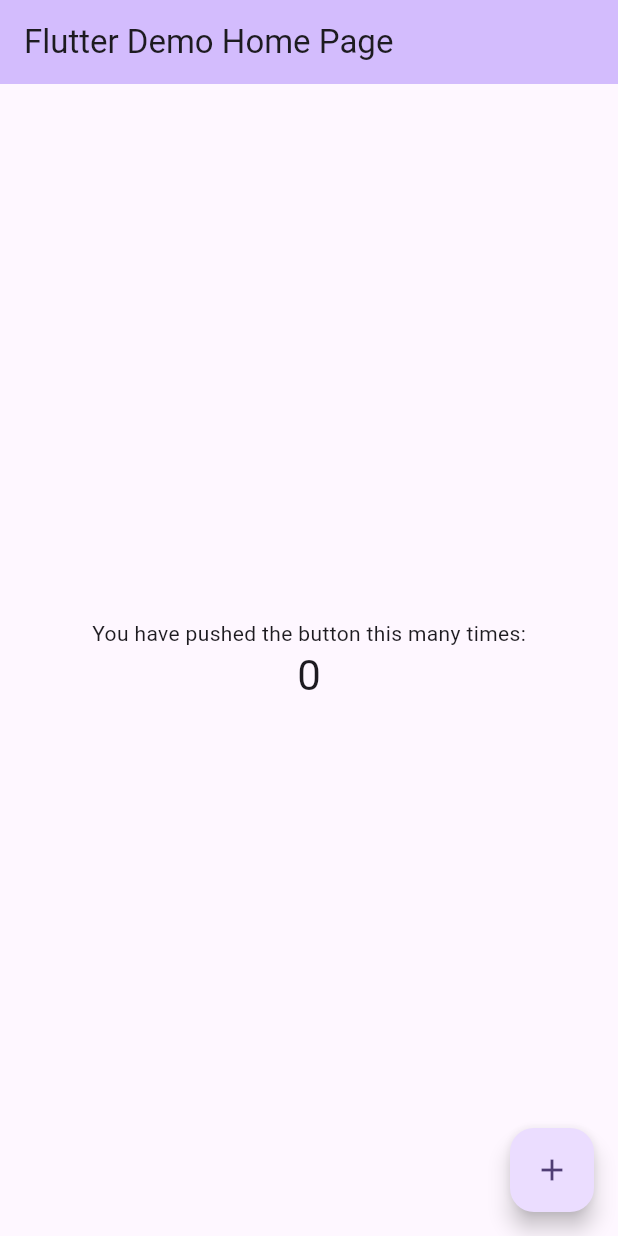
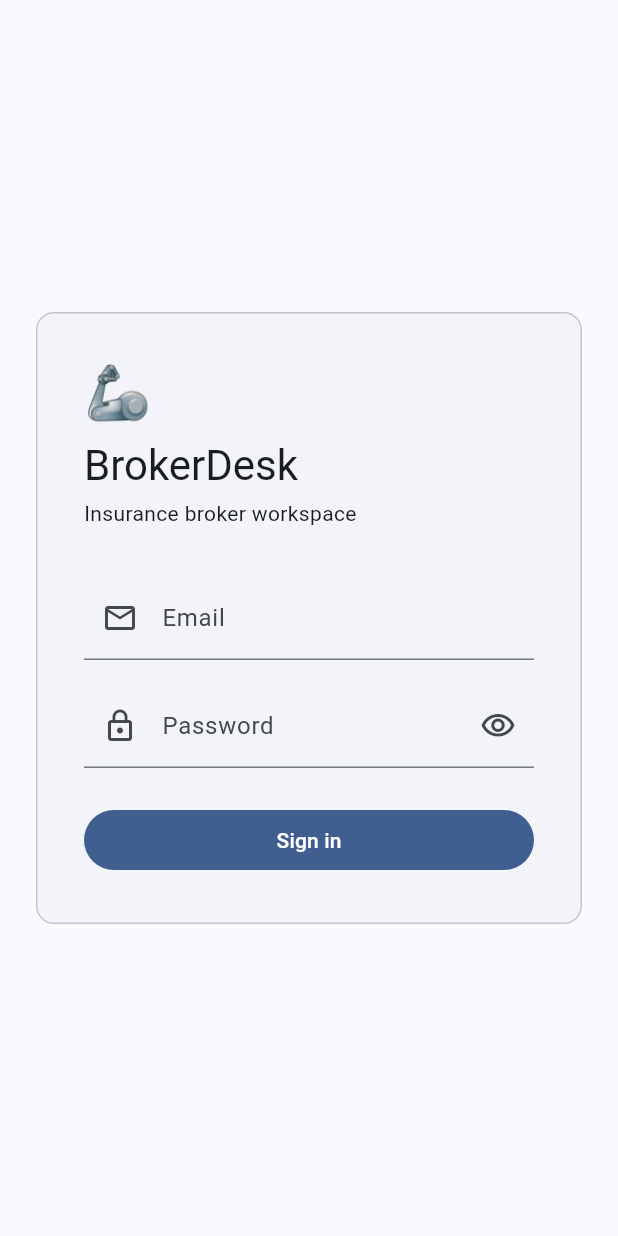
Before and after one commit to kdriedger/brokerdesk, a Flutter app: the screen it shows after launch, on a phone screen of 412 x 824 dp. Run offline on Flutter 3.47's test engine with Material 3 defaults, Android fonts, the phone set to English and light mode, and no system bars; our stand-ins replace dio, flutter_riverpod, go_router.

Commit message:
Flutter scaffold: riverpod/go_router/dio, auth state+API client, responsive shell, module screens

```diff
--- /dev/null
+++ b/frontend/lib/app.dart
@@ -0,0 +1,24 @@
+/// Root widget + routing + theme.
+library;
+
+import 'package:flutter/material.dart';
+import 'package:flutter_riverpod/flutter_riverpod.dart';
+
+import 'core/router/app_router.dart';
+import 'core/theme/app_theme.dart';
+
+class BrokerDeskApp extends ConsumerWidget {
+  const BrokerDeskApp({super.key});
+
+  @override
+  Widget build(BuildContext context, WidgetRef ref) {
+    final router = ref.watch(appRouterProvider);
+    return MaterialApp.router(
+      title: 'BrokerDesk',
+      debugShowCheckedModeBanner: false,
+      theme: AppTheme.light(),
+      darkTheme: AppTheme.dark(),
+      routerConfig: router,
+    );
+  }
+}
--- /dev/null
+++ b/frontend/lib/core/router/app_router.dart
@@ -0,0 +1,42 @@
+/// GoRouter setup with auth redirect + app shell.
+library;
+
+import 'package:flutter_riverpod/flutter_riverpod.dart';
+import 'package:go_router/go_router.dart';
+
+import '../auth/auth_state.dart';
+import '../../features/dashboard/dashboard_screen.dart';
+import '../../features/login/login_screen.dart';
+import '../../features/clients/clients_screen.dart';
+import '../../features/quotes/quotes_screen.dart';
+import '../../features/policies/policies_screen.dart';
+import '../../features/carriers/carriers_screen.dart';
+import '../../features/reports/reports_screen.dart';
+import '../shell/app_shell.dart';
+
+final appRouterProvider = Provider<GoRouter>((ref) {
+  return GoRouter(
+    initialLocation: '/dashboard',
+    redirect: (context, state) {
+      final authed = ref.read(authProvider).authenticated;
+      final onLogin = state.matchedLocation == '/login';
+      if (!authed && !onLogin) return '/login';
+      if (authed && onLogin) return '/dashboard';
+      return null;
+    },
+    routes: [
+      GoRoute(path: '/login', builder: (context, state) => const LoginScreen()),
+      ShellRoute(
+        builder: (context, state, child) => AppShell(child: child),
+        routes: [
+          GoRoute(path: '/dashboard', builder: (context, state) => const DashboardScreen()),
+          GoRoute(path: '/clients', builder: (context, state) => const ClientsScreen()),
+          GoRoute(path: '/quotes', builder: (context, state) => const QuotesScreen()),
+          GoRoute(path: '/policies', builder: (context, state) => const PoliciesScreen()),
+          GoRoute(path: '/carriers', builder: (context, state) => const CarriersScreen()),
+          GoRoute(path: '/reports', builder: (context, state) => const ReportsScreen()),
+        ],
+      ),
+    ],
+  );
+});
--- /dev/null
+++ b/frontend/lib/core/theme/app_theme.dart
@@ -0,0 +1,39 @@
+/// Application theme.
+library;
+
+import 'package:flutter/material.dart';
+
+class AppTheme {
+  AppTheme._();
+
+  static ThemeData light() => _base(Brightness.light);
+  static ThemeData dark() => _base(Brightness.dark);
+
+  static ThemeData _base(Brightness brightness) {
+    final scheme = ColorScheme.fromSeed(
+      seedColor: const Color(0xFF1565C0), // broker blue
+      brightness: brightness,
+    );
+    return ThemeData(
+      useMaterial3: true,
+      colorScheme: scheme,
+      scaffoldBackgroundColor:
+          brightness == Brightness.light ? scheme.surface : scheme.surface,
+      navigationRailTheme: NavigationRailThemeData(
+        backgroundColor: scheme.surfaceContainerLow,
+        indicatorColor: scheme.primaryContainer,
+      ),
+      cardTheme: CardThemeData(
+        elevation: 0,
+        shape: RoundedRectangleBorder(
+          borderRadius: BorderRadius.circular(12),
+          side: BorderSide(color: scheme.outlineVariant),
+        ),
+      ),
+      appBarTheme: AppBarTheme(
+        backgroundColor: scheme.surface,
+        surfaceTintColor: Colors.transparent,
+      ),
+    );
+  }
+}
--- /dev/null
+++ b/frontend/lib/features/login/login_screen.dart
@@ -0,0 +1,108 @@
+/// Login screen.
+library;
+
+import 'package:flutter/material.dart';
+import 'package:flutter_riverpod/flutter_riverpod.dart';
+import 'package:go_router/go_router.dart';
+
+import '../../core/auth/auth_state.dart';
+
+class LoginScreen extends ConsumerStatefulWidget {
+  const LoginScreen({super.key});
+
+  @override
+  ConsumerState<LoginScreen> createState() => _LoginScreenState();
+}
+
+class _LoginScreenState extends ConsumerState<LoginScreen> {
+  final _formKey = GlobalKey<FormState>();
+  final _email = TextEditingController();
+  final _password = TextEditingController();
+  bool _obscure = true;
+
+  @override
+  void dispose() {
+    _email.dispose();
+    _password.dispose();
+    super.dispose();
+  }
+
+  Future<void> _submit() async {
+    if (!_formKey.currentState!.validate()) return;
+    try {
+      await ref.read(authProvider.notifier).login(_email.text.trim(), _password.text);
+      if (mounted) context.go('/dashboard');
+    } catch (_) {
+      // error surfaced via authProvider state
+    }
+  }
+
+  @override
+  Widget build(BuildContext context) {
+    final auth = ref.watch(authProvider);
+    return Scaffold(
+      body: Center(
+        child: ConstrainedBox(
+          constraints: const BoxConstraints(maxWidth: 420),
+          child: Card(
+            margin: const EdgeInsets.all(24),
+            child: Padding(
+              padding: const EdgeInsets.all(32),
+              child: Form(
+                key: _formKey,
+                child: AutofillGroup(
+                  child: Column(
+                    mainAxisSize: MainAxisSize.min,
+                    crossAxisAlignment: CrossAxisAlignment.stretch,
+                    children: [
+                      Text('🦾', style: Theme.of(context).textTheme.displaySmall),
+                      const SizedBox(height: 8),
+                      Text('BrokerDesk', style: Theme.of(context).textTheme.headlineMedium),
+                      const SizedBox(height: 4),
+                      Text('Insurance broker workspace', style: Theme.of(context).textTheme.bodyMedium),
+                      const SizedBox(height: 32),
+                      TextFormField(
+                        controller: _email,
+                        autofillHints: const [AutofillHints.email],
+                        keyboardType: TextInputType.emailAddress,
+                        decoration: const InputDecoration(labelText: 'Email', prefixIcon: Icon(Icons.mail_outline)),
+                        validator: (v) => (v == null || !v.contains('@')) ? 'Enter a valid email' : null,
+                      ),
+                      const SizedBox(height: 16),
+                      TextFormField(
+                        controller: _password,
+                        autofillHints: const [AutofillHints.password],
+                        obscureText: _obscure,
+                        decoration: InputDecoration(
+                          labelText: 'Password',
+                          prefixIcon: const Icon(Icons.lock_outline),
+                          suffixIcon: IconButton(
+                            icon: Icon(_obscure ? Icons.visibility_outlined : Icons.visibility_off_outlined),
+                            onPressed: () => setState(() => _obscure = !_obscure),
+                          ),
+                        ),
+                        validator: (v) => (v == null || v.isEmpty) ? 'Enter your password' : null,
+                        onFieldSubmitted: (_) => _submit(),
+                      ),
+                      if (auth.error != null) ...[
+                        const SizedBox(height: 16),
+                        Text('${auth.error}', style: TextStyle(color: Theme.of(context).colorScheme.error)),
+                      ],
+                      const SizedBox(height: 24),
+                      FilledButton(
+                        onPressed: auth.busy ? null : _submit,
+                        child: auth.busy
+                            ? const SizedBox(height: 20, width: 20, child: CircularProgressIndicator(strokeWidth: 2))
+                            : const Text('Sign in'),
+                      ),
+                    ],
+                  ),
+                ),
+              ),
+            ),
+          ),
+        ),
+      ),
+    );
+  }
+}
--- a/frontend/lib/main.dart
+++ b/frontend/lib/main.dart
@@ -1,122 +1,11 @@
+/// BrokerDesk app entry point.
+library;
+
 import 'package:flutter/material.dart';
+import 'package:flutter_riverpod/flutter_riverpod.dart';
+
+import 'app.dart';
 
 void main() {
-  runApp(const MyApp());
+  runApp(const ProviderScope(child: BrokerDeskApp()));
 }
-
-class MyApp extends StatelessWidget {
-  const MyApp({super.key});
-
-  // This widget is the root of your application.
-  @override
-  Widget build(BuildContext context) {
-    return MaterialApp(
-      title: 'Flutter Demo',
-      theme: ThemeData(
-        // This is the theme of your application.
-        //
-        // TRY THIS: Try running your application with "flutter run". You'll see
-        // the application has a purple toolbar. Then, without quitting the app,
-        // try changing the seedColor in the colorScheme below to Colors.green
-        // and then invoke "hot reload" (save your changes or press the "hot
-        // reload" button in a Flutter-supported IDE, or press "r" if you used
-        // the command line to start the app).
-        //
-        // Notice that the counter didn't reset back to zero; the application
-        // state is not lost during the reload. To reset the state, use hot
-        // restart instead.
-        //
-        // This works for code too, not just values: Most code changes can be
-        // tested with just a hot reload.
-        colorScheme: .fromSeed(seedColor: Colors.deepPurple),
-      ),
-      home: const MyHomePage(title: 'Flutter Demo Home Page'),
-    );
-  }
-}
-
-class MyHomePage extends StatefulWidget {
-  const MyHomePage({super.key, required this.title});
-
-  // This widget is the home page of your application. It is stateful, meaning
-  // that it has a State object (defined below) that contains fields that affect
-  // how it looks.
-
-  // This class is the configuration for the state. It holds the values (in this
-  // case the title) provided by the parent (in this case the App widget) and
-  // used by the build method of the State. Fields in a Widget subclass are
-  // always marked "final".
-
-  final String title;
-
-  @override
-  State<MyHomePage> createState() => _MyHomePageState();
-}
-
-class _MyHomePageState extends State<MyHomePage> {
-  int _counter = 0;
-
-  void _incrementCounter() {
-    setState(() {
-      // This call to setState tells the Flutter framework that something has
-      // changed in this State, which causes it to rerun the build method below
-      // so that the display can reflect the updated values. If we changed
-      // _counter without calling setState(), then the build method would not be
-      // called again, and so nothing would appear to happen.
-      _counter++;
-    });
-  }
-
-  @override
-  Widget build(BuildContext context) {
-    // This method is rerun every time setState is called, for instance as done
-    // by the _incrementCounter method above.
-    //
-    // The Flutter framework has been optimized to make rerunning build methods
-    // fast, so that you can just rebuild anything that needs updating rather
-    // than having to individually change instances of widgets.
-    return Scaffold(
-      appBar: AppBar(
-        // TRY THIS: Try changing the color here to a specific color (to
-        // Colors.amber, perhaps?) and trigger a hot reload to see the AppBar
-        // change color while the other colors stay the same.
-        backgroundColor: Theme.of(context).colorScheme.inversePrimary,
-        // Here we take the value from the MyHomePage object that was created by
-        // the App.build method, and use it to set our appbar title.
-        title: Text(widget.title),
-      ),
-      body: Center(
-        // Center is a layout widget. It takes a single child and positions it
-        // in the middle of the parent.
-        child: Column(
-          // Column is also a layout widget. It takes a list of children and
-          // arranges them vertically. By default, it sizes itself to fit its
-          // children horizontally, and tries to be as tall as its parent.
-          //
-          // Column has various properties to control how it sizes itself and
-          // how it positions its children. Here we use mainAxisAlignment to
-          // center the children vertically; the main axis here is the vertical
-          // axis because Columns are vertical (the cross axis would be
-          // horizontal).
-          //
-          // TRY THIS: Invoke "debug painting" (choose the "Toggle Debug Paint"
-          // action in the IDE, or press "p" in the console), to see the
-          // wireframe for each widget.
-          mainAxisAlignment: .center,
-          children: [
-            const Text('You have pushed the button this many times:'),
-            Text(
-              '$_counter',
-              style: Theme.of(context).textTheme.headlineMedium,
-            ),
-          ],
-        ),
-      ),
-      floatingActionButton: FloatingActionButton(
-        onPressed: _incrementCounter,
-        tooltip: 'Increment',
-        child: const Icon(Icons.add),
-      ),
-    );
-  }
-}
--- a/frontend/pubspec.yaml
+++ b/frontend/pubspec.yaml
@@ -34,6 +34,10 @@ dependencies:
   # The following adds the Cupertino Icons font to your application.
   # Use with the CupertinoIcons class for iOS style icons.
   cupertino_icons: ^1.0.8
+  flutter_riverpod: ^3.3.2
+  go_router: ^17.5.0
+  dio: ^5.11.0
+  intl: ^0.20.3
 
 dev_dependencies:
   flutter_test:
```
Also changed, not shown: frontend/lib/core/api/api_client.dart (added, +55 -0 lines), frontend/lib/core/auth/auth_state.dart (added, +74 -0 lines), frontend/lib/core/config.dart (added, +14 -0 lines), frontend/lib/core/shell/app_shell.dart (added, +93 -0 lines), frontend/lib/features/carriers/carriers_screen.dart (added, +15 -0 lines), frontend/lib/features/clients/clients_screen.dart (added, +15 -0 lines), frontend/lib/features/dashboard/dashboard_screen.dart (added, +27 -0 lines), frontend/lib/features/policies/policies_screen.dart (added, +15 -0 lines), frontend/lib/features/quotes/quotes_screen.dart (added, +15 -0 lines), frontend/lib/features/reports/reports_screen.dart (added, +15 -0 lines), frontend/lib/widgets/module_screen.dart (added, +39 -0 lines), frontend/pubspec.lock, 1 other file.
